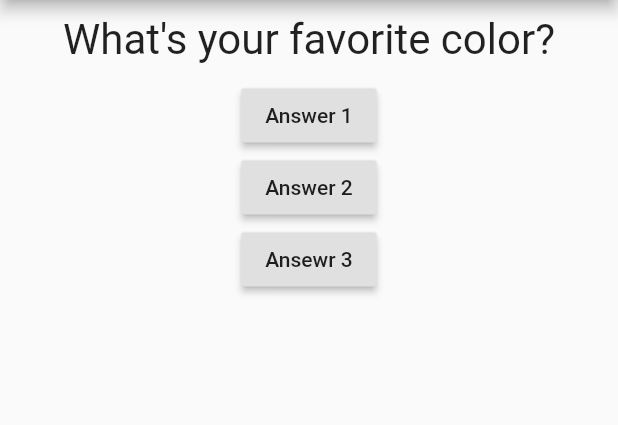
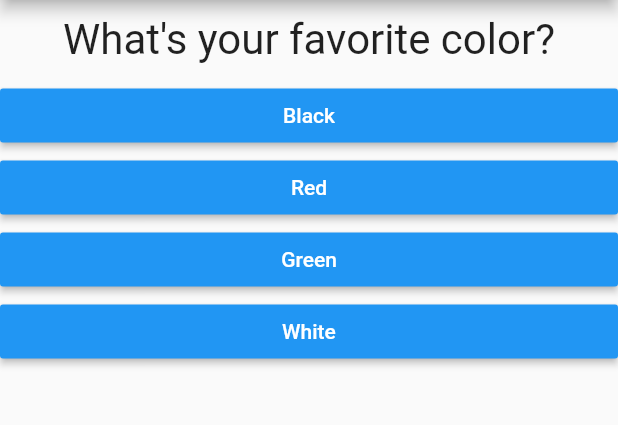
Before and after one commit to dario-nihil/flutter_first_app, a Flutter app: the screen it shows after launch, on a phone screen of 412 x 824 dp, the part 84-509 px from its top. Run offline on Flutter 3.47's test engine with Material 2 defaults, Android fonts, the phone set to English and light mode, and no system bars.

Commit message:
added answer custom widget

```diff
--- /dev/null
+++ b/lib/answer.dart
@@ -0,0 +1,21 @@
+import 'package:flutter/material.dart';
+
+class Answer extends StatelessWidget {
+  final Function selectHandler;
+  final String answerText;
+
+  Answer(this.selectHandler, this.answerText);
+
+  @override
+  Widget build(BuildContext context) {
+    return Container(
+      width: double.infinity,
+      child: RaisedButton(
+        color: Colors.blue,
+        textColor: Colors.white,
+        onPressed: selectHandler,
+        child: Text(answerText),
+      ),
+    );
+  }
+}
--- a/lib/main.dart
+++ b/lib/main.dart
@@ -1,6 +1,7 @@
 import 'package:flutter/material.dart';
 
 import './question.dart';
+import 'answer.dart';
 
 void main() {
   runApp(MyApp());
@@ -24,9 +25,19 @@ class _MyAppState extends State<MyApp> {
 
   @override
   Widget build(BuildContext context) {
-    var questions = [
-      'What\'s your favorite color?',
-      'What\'s your favorite animal?'
+    const questions = [
+      {
+        'questionText': 'What\'s your favorite color?',
+        'answer': ['Black', 'Red', 'Green', 'White']
+      },
+      {
+        'questionText': 'What\'s your favorite animal?',
+        'answer': ['Rabbit', 'Snake', 'Elephant', 'Lion']
+      },
+      {
+        'questionText': 'What\s your favorite instructor?',
+        'answer': ['Max', 'Max', 'Max', 'Max']
+      }
     ];
 
     return MaterialApp(
@@ -36,19 +47,13 @@ class _MyAppState extends State<MyApp> {
         ),
         body: Column(
           children: [
-            Question(questions[_questionIndex]),
-            RaisedButton(
-              onPressed: _answerQuestion,
-              child: Text('Answer 1'),
+            Question(
+              questions[_questionIndex]['questionText'],
             ),
-            RaisedButton(
-              onPressed: _answerQuestion,
-              child: Text('Answer 2'),
-            ),
-            RaisedButton(
-              onPressed: _answerQuestion,
-              child: Text('Ansewr 3'),
-            )
+            ...(questions[_questionIndex]['answer'] as List<String>)
+                .map((answer) {
+              return Answer(_answerQuestion, answer);
+            }).toList()
           ],
         ),
       ),
```
